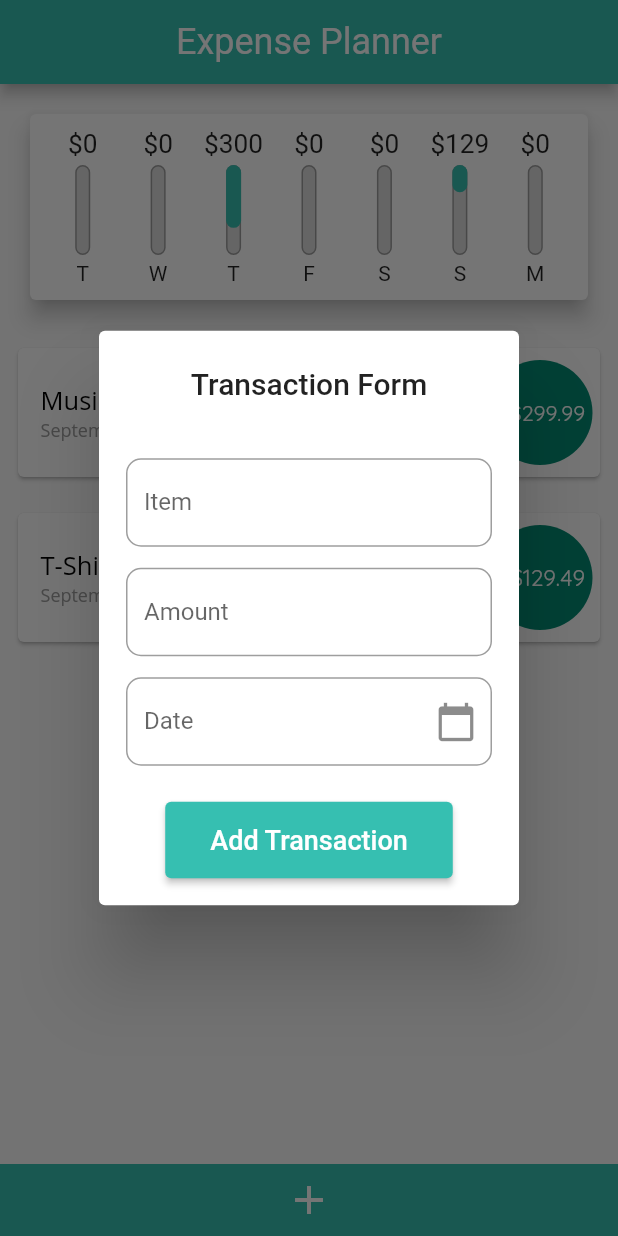
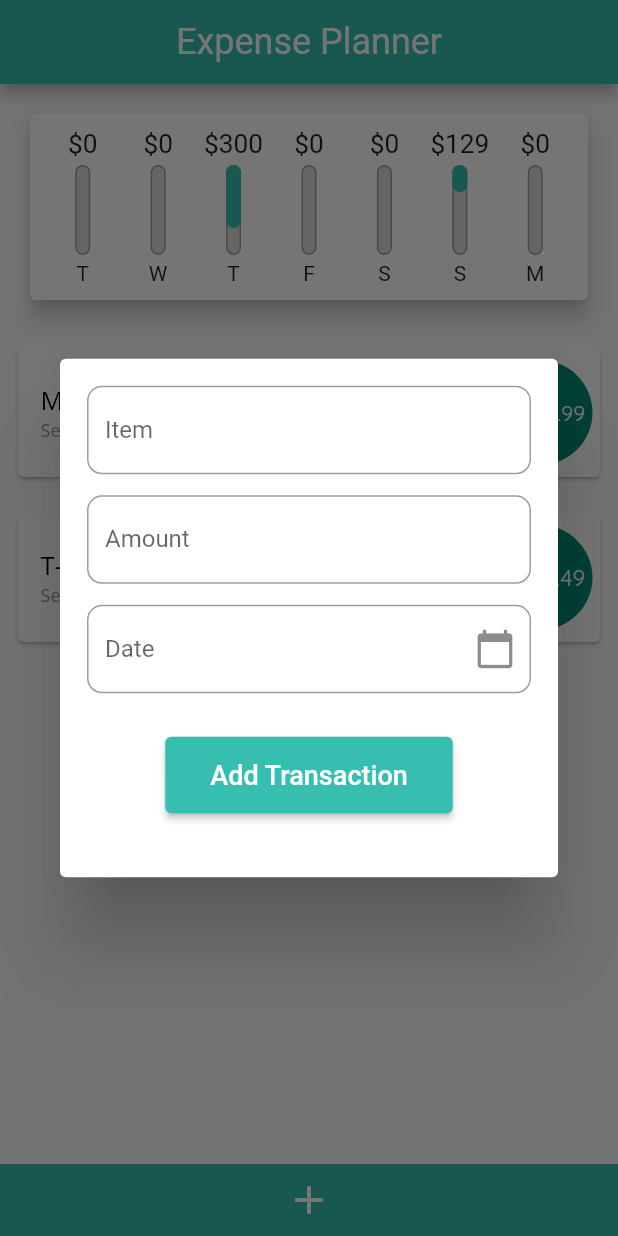
Before and after one commit to Anotherafael/STUDY_ExpensePlanner, a Flutter app: the screen it shows after launch, after a tap on the "add" icon, on a phone screen of 412 x 824 dp. Run offline on Flutter 3.47's test engine with Material 2 defaults, Android fonts, the phone set to English and light mode, and no system bars.

Commit message:
add some responsive features.

```diff
--- a/lib/main.dart
+++ b/lib/main.dart
@@ -2,4 +2,6 @@ import 'package:flutter/material.dart';
 
 import 'core/app_widget.dart';
 
-void main() => runApp(AppWidget());
+void main() {
+  runApp(AppWidget());
+}
--- /dev/null
+++ b/lib/modules/home/components/form/form_portrait_state.dart
@@ -0,0 +1,102 @@
+import 'package:flutter/material.dart';
+import 'package:intl/intl.dart';
+import 'package:provider/provider.dart';
+
+import '../../../../theme/date_picker_theme.dart';
+import '../../home_controller.dart';
+import 'transaction_form_input.dart';
+
+class FormPortraitState extends StatefulWidget {
+  const FormPortraitState({Key? key, required this.formKey}) : super(key: key);
+
+  final GlobalKey<FormState> formKey;
+
+  @override
+  State<FormPortraitState> createState() => _FormPortraitStateState();
+}
+
+class _FormPortraitStateState extends State<FormPortraitState> {
+  final _titleController = TextEditingController();
+
+  final _amountController = TextEditingController();
+
+  final _dateController = TextEditingController();
+
+  void _cleanInputs() {
+    _titleController.text = "";
+    _amountController.text = "";
+    _dateController.text = "";
+    context.read<HomeController>().selectedDate == null;
+  }
+
+  void _showDatePicker() {
+    showDatePicker(
+      context: context,
+      initialDate: DateTime.now(),
+      firstDate: DateTime(DateTime.now().year),
+      lastDate: DateTime.now(),
+      builder: (context, child) {
+        return DatePickerTheme(child!);
+      },
+    ).then((value) {
+      if (value == null) return;
+      context.read<HomeController>().updateDate(value);
+      _dateController.text = DateFormat('yyyy-MM-dd').format(
+        context.read<HomeController>().selectedDate!,
+      );
+    });
+  }
+
+  @override
+  Widget build(BuildContext context) {
+    return Column(
+      children: <Widget>[
+        TransactionFormInputWidget(
+          labelText: 'Item',
+          hintText: 'Musical Keyboard',
+          keyboardType: TextInputType.text,
+          controller: _titleController,
+        ),
+        TransactionFormInputWidget(
+          labelText: 'Amount',
+          hintText: '299.99',
+          keyboardType: TextInputType.number,
+          controller: _amountController,
+        ),
+        Row(
+          children: [
+            Expanded(
+              child: TransactionFormInputWidget(
+                labelText: 'Date',
+                hintText: 'mm/DD/yyyy',
+                controller: _dateController,
+                icon: Icons.calendar_today,
+                onIconPressed: _showDatePicker,
+              ),
+            ),
+          ],
+        ),
+        Align(
+          alignment: Alignment.bottomCenter,
+          child: Container(
+            margin: const EdgeInsets.only(top: 15),
+            child: ElevatedButton(
+              onPressed: () {
+                if (widget.formKey.currentState!.validate()) {
+                  context.read<HomeController>().addTransaction(
+                        _titleController.text,
+                        double.parse(_amountController.text),
+                        DateTime.parse(_dateController.text),
+                      );
+                  Navigator.pop(context);
+                  _cleanInputs();
+                }
+              },
+              child: const Text('Add Transaction'),
+            ),
+          ),
+        ),
+      ],
+    );
+  }
+}
--- a/lib/modules/home/components/form/transaction_form.dart
+++ b/lib/modules/home/components/form/transaction_form.dart
@@ -1,11 +1,7 @@
 import 'package:flutter/material.dart';
-import 'package:intl/intl.dart';
-import 'package:study_expense_planner/modules/home/components/form/transaction_form_input.dart';
-import 'package:study_expense_planner/modules/home/home_controller.dart';
-import 'package:provider/provider.dart';
-import 'package:study_expense_planner/theme/date_picker_theme.dart';
+import 'package:study_expense_planner/modules/home/components/form/form_portrait_state.dart';
 
-class TransactionFormWidget extends StatefulWidget {
+class TransactionFormWidget extends StatelessWidget {
   final GlobalKey<FormState> formKey;
 
   const TransactionFormWidget({
@@ -14,93 +10,15 @@ class TransactionFormWidget extends StatefulWidget {
   }) : super(key: key);
 
   @override
-  State<TransactionFormWidget> createState() => _TransactionFormWidgetState();
-}
-
-class _TransactionFormWidgetState extends State<TransactionFormWidget> {
-  final _titleController = TextEditingController();
-  final _amountController = TextEditingController();
-  final _dateController = TextEditingController();
-
-  void _cleanInputs() {
-    _titleController.text = "";
-    _amountController.text = "";
-    _dateController.text = "";
-    context.read<HomeController>().selectedDate == null;
-  }
-
-  void _showDatePicker() {
-    showDatePicker(
-      context: context,
-      initialDate: DateTime.now(),
-      firstDate: DateTime(DateTime.now().year),
-      lastDate: DateTime.now(),
-      builder: (context, child) {
-        return DatePickerTheme(child!);
-      },
-    ).then((value) {
-      if (value == null) return;
-      context.read<HomeController>().updateDate(value);
-      _dateController.text = DateFormat('yyyy-MM-dd').format(
-        context.read<HomeController>().selectedDate!,
-      );
-    });
-  }
-
-  @override
   Widget build(BuildContext context) {
+    final isLandscape =
+        MediaQuery.of(context).orientation == Orientation.landscape;
     return Form(
-      key: widget.formKey,
+      key: formKey,
       child: Container(
-        padding: const EdgeInsets.all(10),
-        child: Column(
-          children: <Widget>[
-            TransactionFormInputWidget(
-              labelText: 'Item',
-              hintText: 'Musical Keyboard',
-              keyboardType: TextInputType.name,
-              controller: _titleController,
-            ),
-            TransactionFormInputWidget(
-              labelText: 'Amount',
-              hintText: '299.99',
-              keyboardType: TextInputType.number,
-              controller: _amountController,
-            ),
-            Row(
-              children: [
-                Expanded(
-                  child: TransactionFormInputWidget(
-                    labelText: 'Date',
-                    hintText: 'mm/DD/yyyy',
-                    controller: _dateController,
-                    icon: Icons.calendar_today,
-                    onIconPressed: _showDatePicker,
-                  ),
-                ),
-              ],
-            ),
-            Align(
-              alignment: Alignment.bottomCenter,
-              child: Container(
-                margin: const EdgeInsets.only(top: 10),
-                child: ElevatedButton(
-                  onPressed: () {
-                    if (widget.formKey.currentState!.validate()) {
-                      context.read<HomeController>().addTransaction(
-                            _titleController.text,
-                            double.parse(_amountController.text),
-                            DateTime.parse(_dateController.text),
-                          );
-                      Navigator.pop(context);
-                      _cleanInputs();
-                    }
-                  },
-                  child: const Text('Add Transaction'),
-                ),
-              ),
-            ),
-          ],
+        padding: const EdgeInsets.only(top: 10, right: 10, left: 10),
+        child: FormPortraitState(
+          formKey: formKey,
         ),
       ),
     );
--- a/lib/modules/home/home_controller.dart
+++ b/lib/modules/home/home_controller.dart
@@ -36,6 +36,20 @@ class HomeController with ChangeNotifier, DiagnosticableTreeMixin {
 
   DateTime? selectedDate;
 
+  bool showChart = false;
+
+  void toggleShowChart() {
+    showChart = !showChart;
+    notifyListeners();
+  }
+
+  bool inputSelected = false;
+
+  void toggleInputSelected() {
+    inputSelected = !inputSelected;
+    notifyListeners();
+  }
+
   Future<void> addTransaction(
     String title,
     double amount,
--- a/lib/modules/home/home_page.dart
+++ b/lib/modules/home/home_page.dart
@@ -1,10 +1,11 @@
 import 'package:flutter/material.dart';
 import 'package:provider/provider.dart';
 import 'package:study_expense_planner/modules/home/components/chart/chart.dart';
+import 'package:study_expense_planner/modules/home/components/chart/toggle_chart_widget.dart';
 import 'package:study_expense_planner/modules/home/components/form/transaction_form.dart';
-import 'package:study_expense_planner/modules/home/components/list/list_transaction.dart';
+import 'package:study_expense_planner/modules/home/components/list/empty_list_widget.dart';
+import 'package:study_expense_planner/modules/home/components/list/list_transaction_widget.dart';
 import 'package:study_expense_planner/theme/app_colors.dart';
-import 'package:study_expense_planner/theme/app_typography.dart';
 
 import 'home_controller.dart';
 
@@ -22,6 +23,9 @@ class _HomePageState extends State<HomePage> {
 
   @override
   Widget build(BuildContext context) {
+    final isLandscape =
+        MediaQuery.of(context).orientation == Orientation.landscape;
+    final showChart = context.watch<HomeController>().showChart;
     return Scaffold(
       appBar: AppBar(
         title: Text(title),
@@ -29,31 +33,18 @@ class _HomePageState extends State<HomePage> {
       body: SafeArea(
         child: Column(
           crossAxisAlignment: CrossAxisAlignment.stretch,
+          mainAxisAlignment: MainAxisAlignment.spaceBetween,
           children: <Widget>[
+            if (isLandscape) const ToggleChartWidget(),
+            if (!isLandscape || showChart)
               ChartTransactionWidget(
                 recentTransactions:
                     context.watch<HomeController>().recentTransaction,
               ),
+            if (!isLandscape || !showChart)
               Expanded(
                 child: context.watch<HomeController>().transactions.isEmpty
-                  ? Column(
-                      children: <Widget>[
-                        Text(
-                          'No transactions added yet!',
-                          style: AppTypographies.noTransactionsTextStyle,
-                        ),
-                        const SizedBox(
-                          height: 20,
-                        ),
-                        SizedBox(
-                          height: 160,
-                          child: Image.asset(
-                            'assets/images/waiting.png',
-                            fit: BoxFit.cover,
-                          ),
-                        ),
-                      ],
-                    )
+                    ? const EmptyListWidget()
                     : const ListTransactionWidget(),
               ),
             Container(
@@ -61,7 +52,7 @@ class _HomePageState extends State<HomePage> {
                 color: AppColors.primaryColor,
               ),
               child: IconButton(
-                onPressed: () => _showDialog(),
+                onPressed: () => _showDialog(isLandscape),
                 icon: const Icon(
                   Icons.add,
                   color: Colors.white,
@@ -75,18 +66,28 @@ class _HomePageState extends State<HomePage> {
     );
   }
 
-  Future<void> _showDialog() async {
+  Future<void> _showDialog(bool isLandscape) async {
     return showDialog<void>(
       useSafeArea: true,
       context: context,
       builder: (context) {
+        final mediaQuery = MediaQuery.of(context);
+        final isLandscape =
+            MediaQuery.of(context).orientation == Orientation.landscape;
         return AlertDialog(
-          title: const Align(
-            alignment: Alignment.center,
-            child: Text('Transaction Form'),
+          alignment: isLandscape ? Alignment.topCenter : Alignment.center,
+          actions: [
+            SizedBox(
+              height: isLandscape
+                  ? mediaQuery.size.height * 0.25
+                  : mediaQuery.size.height * 0.4,
+              width: isLandscape
+                  ? mediaQuery.size.width * 0.8
+                  : mediaQuery.size.width * 1,
+              child: SingleChildScrollView(
+                child: TransactionFormWidget(formKey: _formKey),
               ),
-          actions: [
-            TransactionFormWidget(formKey: _formKey),
+            ),
           ],
         );
       },
```
Also changed, not shown: lib/modules/home/components/chart/toggle_chart_widget.dart (added, +30 -0 lines), lib/modules/home/components/list/empty_list_widget.dart (added, +29 -0 lines), lib/modules/home/components/form/form_landscape_state.dart (added), lib/modules/home/components/list/list_transaction_widget.dart (renamed from lib/modules/home/components/list/list_transaction.dart). Lines whose indentation alone changed are shown as unchanged.
